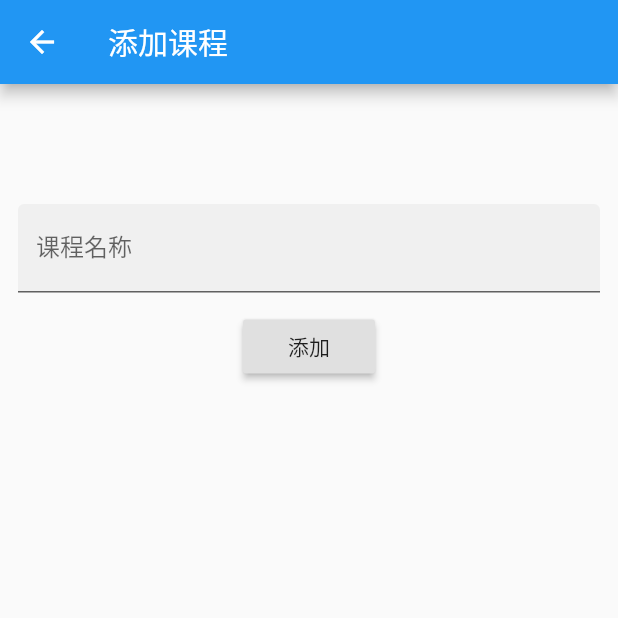
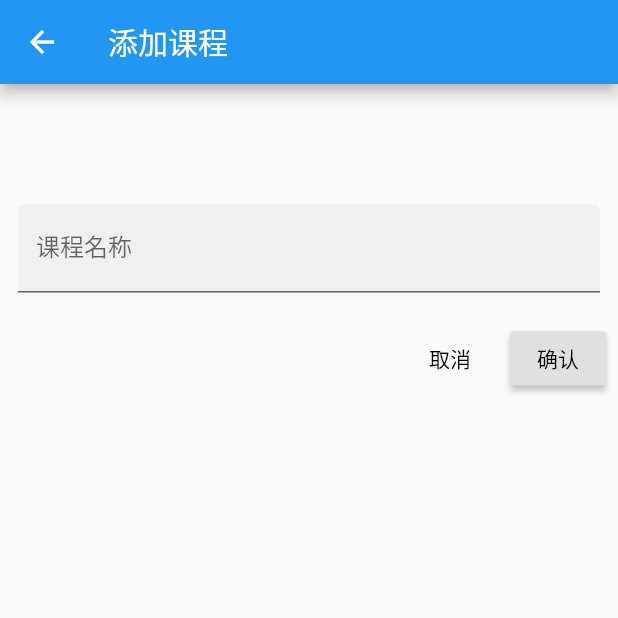
Before and after one commit to heqichang/Luna-Course, a Flutter app: the screen it shows after launch, after a tap on the "add" icon, on a phone screen of 412 x 824 dp, the top half of it. Run offline on Flutter 3.47's test engine with Material 2 defaults, Android fonts, the phone set to English and light mode, and no system bars.

```diff
--- /dev/null
+++ b/lib/add.dart
@@ -0,0 +1,65 @@
+import 'package:flutter/material.dart';
+
+
+class AddPage extends StatefulWidget {
+
+  @override
+  State<StatefulWidget> createState() {
+    return AddPageState();
+  }
+
+}
+
+
+class AddPageState extends State<AddPage> {
+
+  final _textController = TextEditingController();
+
+  @override
+  Widget build(BuildContext context) {
+
+    return Scaffold(
+      appBar: AppBar(
+        title: const Text('添加课程'),
+      ),
+
+      body: Column(
+        crossAxisAlignment: CrossAxisAlignment.center,
+        children: <Widget>[
+          SizedBox(height: 80),
+          Container(
+            padding: EdgeInsets.only(left: 12, right: 12),
+            child: TextField(
+              decoration: InputDecoration(
+                filled: true,
+                labelText: '课程名称',
+              ),
+              controller: _textController,
+            ),
+          ),
+          SizedBox(height: 12),
+          ButtonBar(
+            children: <Widget>[
+              FlatButton(
+                child: Text('取消'),
+                onPressed: () {
+                  Navigator.pop(context);
+                },
+              ),
+
+              RaisedButton(
+                child: Text('确认'),
+                onPressed: () {
+                  Navigator.pop(context, _textController.text);
+                },
+              ),
+
+            ],
+          ),
+
+        ],
+      ),
+    );
+  }
+
+}
--- /dev/null
+++ b/lib/home.dart
@@ -0,0 +1,93 @@
+
+import 'package:flutter/material.dart';
+import 'package:luna_flutter/add.dart';
+
+class HomePage extends StatefulWidget {
+
+  @override
+  State<StatefulWidget> createState() {
+    return HomePageState();
+  }
+}
+
+
+class HomePageState extends State<HomePage> {
+
+  var _courses = [];
+
+  @override
+  Widget build(BuildContext context) {
+
+    return Scaffold(
+      appBar: AppBar(
+        title: const Text('课程记录'),
+      ),
+
+      body: ListView.builder(
+        itemBuilder: (BuildContext context, int index) {
+          return ListTile(
+            title: Text(_courses[index] + ' $index'),
+            onLongPress: () {
+              _showDeleteCourseAlert(context, index);
+            },
+          );
+        },
+        itemCount: _courses.length,
+      ),
+
+      floatingActionButton: FloatingActionButton(
+        onPressed: () {
+          _addCourse(context);
+        },
+        tooltip: '添加课程',
+        child: const Icon(Icons.add),
+      ),
+    );
+  }
+
+  void _addCourse(BuildContext context) async {
+    // 通过更改状态来更新 UI
+//    setState(() {
+//      _courses.add('test');
+//    });
+    final result = await Navigator.push(context, MaterialPageRoute(
+      builder: (context) => AddPage(),
+    ));
+
+    if (result != null) {
+      _courses.add(result);
+    }
+
+  }
+
+  void _showDeleteCourseAlert(BuildContext context, int index) {
+    showDialog(
+      context: context,
+      barrierDismissible: false,
+      builder: (BuildContext context) {
+        return AlertDialog(
+          title: Text('确认删除该课程吗？'),
+          actions: <Widget>[
+            FlatButton(
+              child: Text('取消'),
+              onPressed: () {
+                Navigator.pop(context);
+              },
+            ),
+            RaisedButton(
+              child: Text('确认'),
+              onPressed: () {
+                Navigator.pop(context);
+                setState(() {
+                  _courses.removeAt(index);
+                });
+              },
+            ),
+          ],
+
+        );
+      }
+    );
+  }
+
+}
--- a/lib/main.dart
+++ b/lib/main.dart
@@ -1,4 +1,5 @@
 import 'package:flutter/material.dart';
+import 'package:luna_flutter/home.dart';
 
 // 入口
 void main() => runApp(App());
@@ -15,105 +16,3 @@ class App extends StatelessWidget {
   }
 
 }
-
-
-class HomePage extends StatefulWidget {
-
-  @override
-  State<StatefulWidget> createState() {
-    return HomePageState();
-  }
-}
-
-
-class HomePageState extends State<HomePage> {
-
-  var _courses = [];
-
-  @override
-  Widget build(BuildContext context) {
-
-    return Scaffold(
-      appBar: AppBar(
-        title: const Text('课程记录'),
-      ),
-
-      body: ListView.builder(
-        itemBuilder: (BuildContext context, int index) {
-          return ListTile(
-            title: Text(_courses[index] + ' $index'),
-          );
-        },
-        itemCount: _courses.length,
-      ),
-
-      floatingActionButton: FloatingActionButton(
-        onPressed: _addCourse,
-        tooltip: '添加课程',
-        child: const Icon(Icons.add),
-      ),
-    );
-  }
-
-  void _addCourse() {
-    // 通过更改状态来更新 UI
-//    setState(() {
-//      _courses.add('test');
-//    });
-    Navigator.push(context, MaterialPageRoute(
-      builder: (context) => AddPage(),
-    ));
-  }
-
-}
-
-
-class AddPage extends StatefulWidget {
-
-  @override
-  State<StatefulWidget> createState() {
-    return AddPageState();
-  }
-
-}
-
-class AddPageState extends State<AddPage> {
-
-  final _textController = TextEditingController();
-
-  @override
-  Widget build(BuildContext context) {
-
-    return Scaffold(
-      appBar: AppBar(
-        title: const Text('添加课程'),
-      ),
-
-      body: Column(
-        crossAxisAlignment: CrossAxisAlignment.center,
-        children: <Widget>[
-          SizedBox(height: 80),
-          Container(
-            padding: EdgeInsets.only(left: 12, right: 12),
-            child: TextField(
-              decoration: InputDecoration(
-                filled: true,
-                labelText: '课程名称',
-              ),
-              controller: _textController,
-            ),
-          ),
-          SizedBox(height: 12),
-          RaisedButton(
-            child: Text('添加'),
-            onPressed: _addCourse,
-          ),
-        ],
-      ),
-    );
-  }
-
-  void _addCourse() {
-    print('${_textController.text}');
-  }
-}
```
